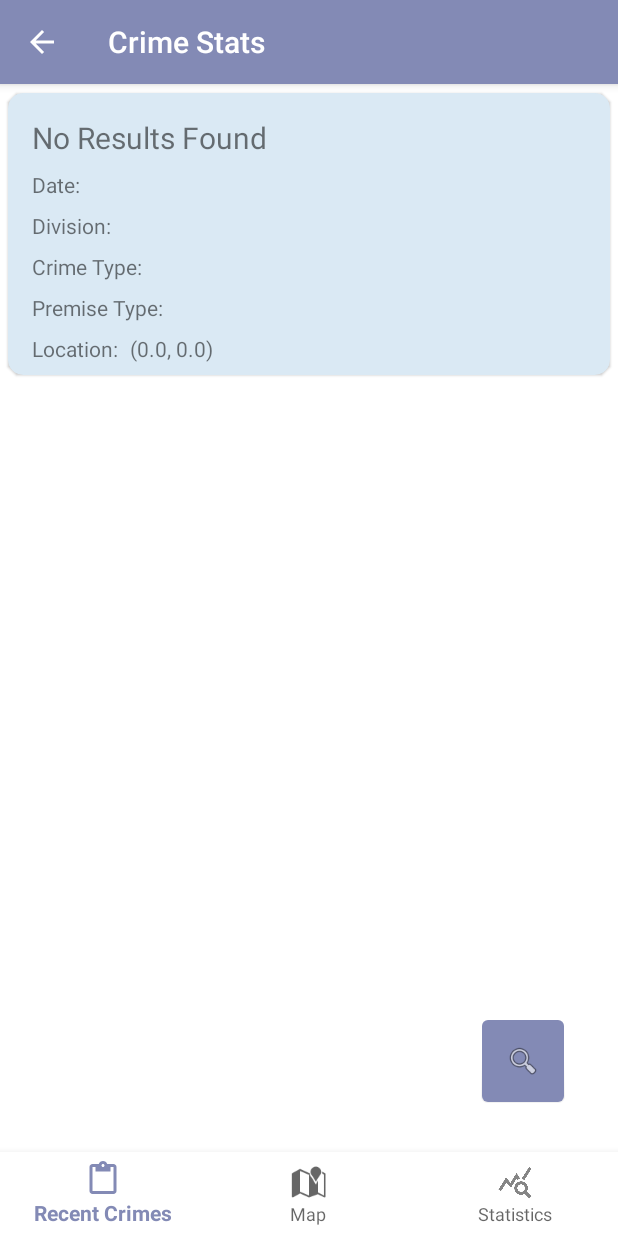
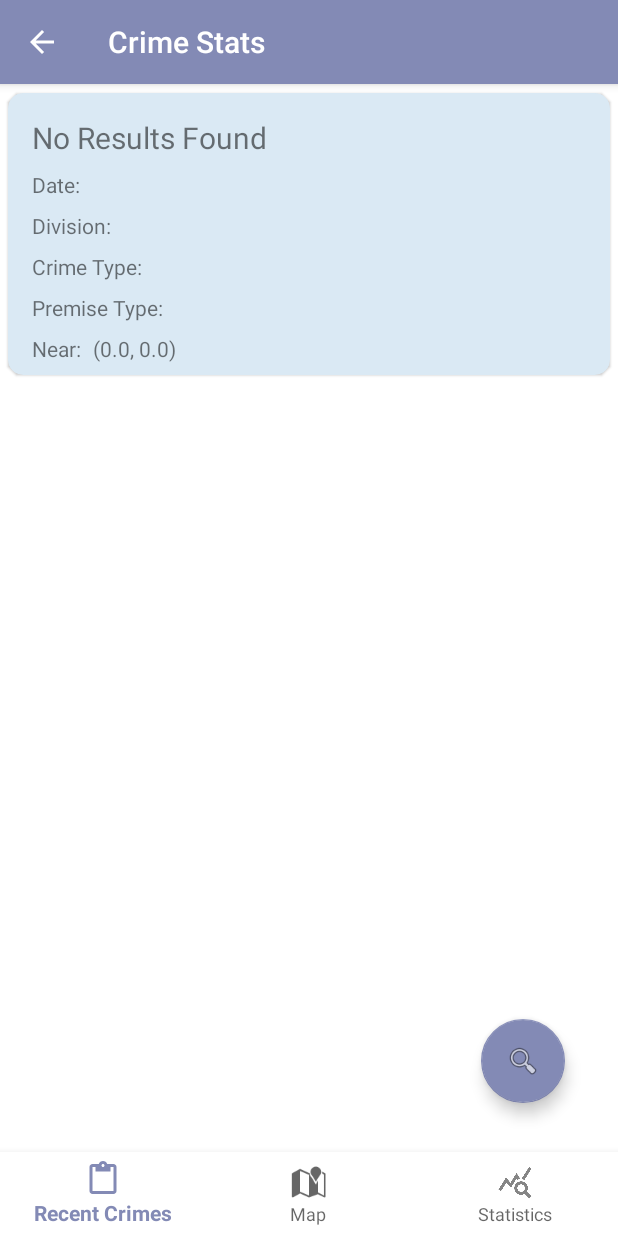
Before and after one commit to heatherwang39/NWTO, an Android app: the CrimeRecentEventsFragment screen opened directly, with no data from a screen before it, on a phone screen of 412 x 824 dp. Run offline under Robolectric (Android 15) with nearby library versions, the phone set to English and light mode, and no system bars; our stand-ins replace Firebase (no records; nobody signed in at launch, a user with empty details on screens opened directly); libraries missing offline, so code that uses them is left out: com.google.maps.android, org.osmdroid.util; 11 statements that could not run were skipped.

Commit message:
Resolve conflict in Floating Action Button

```diff
--- a/app/src/main/res/layout/custom_layout_crime.xml
+++ b/app/src/main/res/layout/custom_layout_crime.xml
@@ -115,7 +115,7 @@
                 android:layout_height="wrap_content"
                 android:layout_marginTop="8dp"
                 android:layout_marginBottom="8dp"
-                android:text="Location:"
+                android:text="Near:"
                 app:layout_constraintBottom_toBottomOf="parent"
                 app:layout_constraintStart_toStartOf="@+id/crime_textView4"
                 app:layout_constraintTop_toBottomOf="@+id/crime_textView4" />
--- a/app/src/main/res/layout/fragment_crime_recent_events.xml
+++ b/app/src/main/res/layout/fragment_crime_recent_events.xml
@@ -16,7 +16,6 @@
 
     <com.google.android.material.floatingactionbutton.FloatingActionButton
         android:id="@+id/crimestats_filter_button"
-        style="@style/Widget.MaterialComponents.Button.OutlinedButton"
         android:layout_width="wrap_content"
         android:layout_height="wrap_content"
         android:layout_gravity="center"
```
